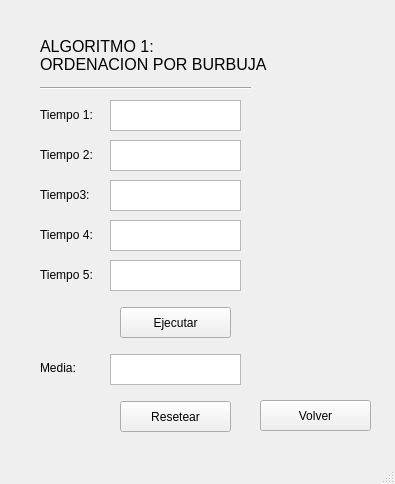
This is practica3/ventanaordenacion.ui in ValentinUnileon/practica3Arco as Qt 5 draws it before an edit. The edited form follows.
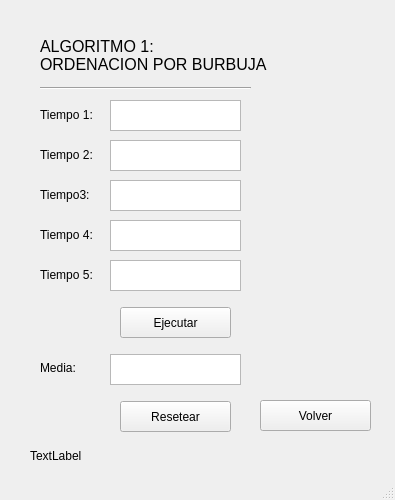
This is the edited form.

Commit message: Añadido el algoritmo de la burbuja y ejemplo para probarlo-Funciona

Diff of the .ui file:
```diff
--- a/practica3/ventanaordenacion.ui
+++ b/practica3/ventanaordenacion.ui
@@ -7,7 +7,7 @@
     <x>0</x>
     <y>0</y>
     <width>395</width>
-    <height>484</height>
+    <height>500</height>
    </rect>
   </property>
   <property name="windowTitle">
@@ -223,6 +223,19 @@
      <enum>Qt::Horizontal</enum>
     </property>
    </widget>
+   <widget class="QLabel" name="resultado">
+    <property name="geometry">
+     <rect>
+      <x>30</x>
+      <y>440</y>
+      <width>311</width>
+      <height>31</height>
+     </rect>
+    </property>
+    <property name="text">
+     <string>TextLabel</string>
+    </property>
+   </widget>
   </widget>
   <widget class="QMenuBar" name="menubar">
    <property name="geometry">
```
Left out of the diff: 2 changed lines with no effect on the pictures. The commit also changes 2 other files.
